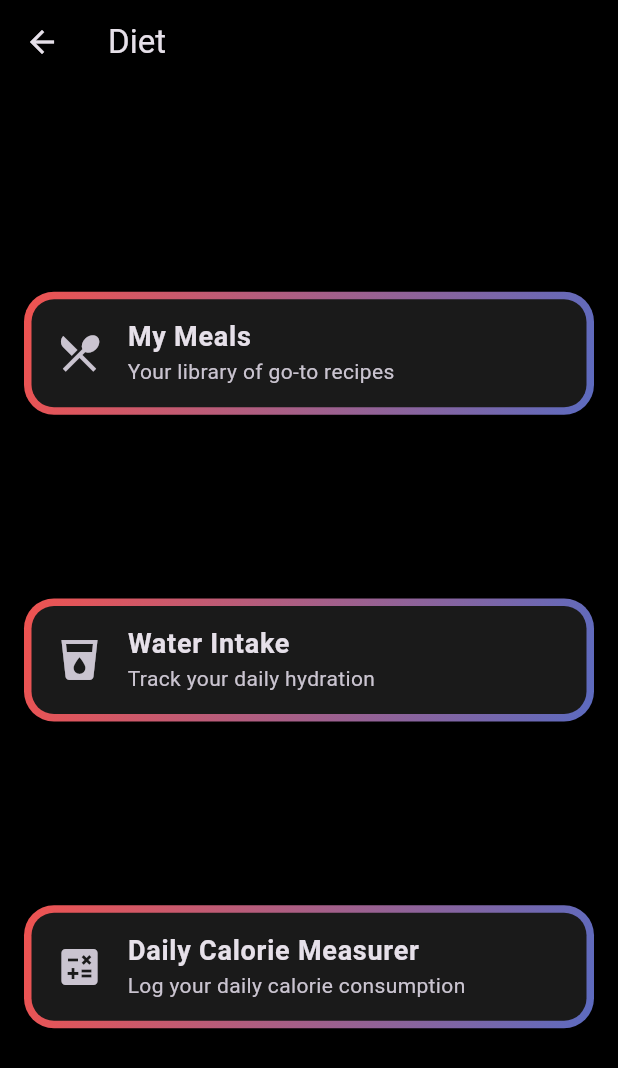
After one commit to anshjast/koru, a Flutter app: the DietScreen screen opened directly, on a phone screen of 412 x 824 dp. The commit adds this screen. Shown: the top 1068 px of the screen. Run offline on Flutter 3.47's test engine with Material 3 defaults, Android fonts, the light colour scheme and no system bars; our stand-ins replace cloud_firestore, firebase_core, table_calendar; accounts and stored records are empty.

Commit message:
added diet screen

```diff
--- /dev/null
+++ b/lib/screens/diet_screen.dart
@@ -0,0 +1,79 @@
+// lib/screens/diet_screen.dart
+
+import 'package:flutter/material.dart';
+import 'package:koru/screens/calorie_tracker_screen.dart';
+import 'package:koru/screens/meals_library_screen.dart';
+import 'package:koru/screens/water_intake_screen.dart';
+import 'package:koru/widgets/gradient_card.dart';
+
+class DietScreen extends StatelessWidget {
+  const DietScreen({super.key});
+
+  @override
+  Widget build(BuildContext context) {
+    return Scaffold(
+      backgroundColor: Colors.black,
+      appBar: AppBar(
+        title: const Text('Diet'),
+        backgroundColor: Colors.black,
+        elevation: 0,
+      ),
+      body: Padding(
+        padding: const EdgeInsets.all(16.0),
+        child: Column(
+          // --- THIS IS THE FIX ---
+          // This will distribute the cards evenly across the vertical space.
+          mainAxisAlignment: MainAxisAlignment.spaceEvenly,
+          children: [
+            // My Meals Card
+            GradientCard(
+              onTap: () {
+                Navigator.push(
+                  context,
+                  MaterialPageRoute(builder: (context) => const MealsLibraryScreen()),
+                );
+              },
+              child: const ListTile(
+                leading: Icon(Icons.restaurant_menu, size: 32),
+                title: Text('My Meals', style: TextStyle(fontSize: 18, fontWeight: FontWeight.bold)),
+                subtitle: Text('Your library of go-to recipes'),
+              ),
+            ),
+            // The SizedBoxes are no longer needed
+
+            // Water Intake Card
+            GradientCard(
+              onTap: () {
+                Navigator.push(
+                  context,
+                  MaterialPageRoute(builder: (context) => const WaterIntakeScreen()),
+                );
+              },
+              child: const ListTile(
+                leading: Icon(Icons.local_drink, size: 32),
+                title: Text('Water Intake', style: TextStyle(fontSize: 18, fontWeight: FontWeight.bold)),
+                subtitle: Text('Track your daily hydration'),
+              ),
+            ),
+            // The SizedBoxes are no longer needed
+
+            // Daily Calorie Measurer Card
+            GradientCard(
+              onTap: () {
+                Navigator.push(
+                  context,
+                  MaterialPageRoute(builder: (context) => const CalorieTrackerScreen()),
+                );
+              },
+              child: const ListTile(
+                leading: Icon(Icons.calculate, size: 32),
+                title: Text('Daily Calorie Measurer', style: TextStyle(fontSize: 18, fontWeight: FontWeight.bold)),
+                subtitle: Text('Log your daily calorie consumption'),
+              ),
+            ),
+          ],
+        ),
+      ),
+    );
+  }
+}
```
Also changed, not shown: lib/screens/calorie_tracker_screen.dart (added, +18 -0 lines), lib/screens/dashboard_screen.dart (+7 -1 lines), lib/screens/meals_library_screen.dart (added, +18 -0 lines), lib/screens/water_intake_screen.dart (added, +18 -0 lines), lib/widgets/animated_diet_card.dart (added, +72 -0 lines).
